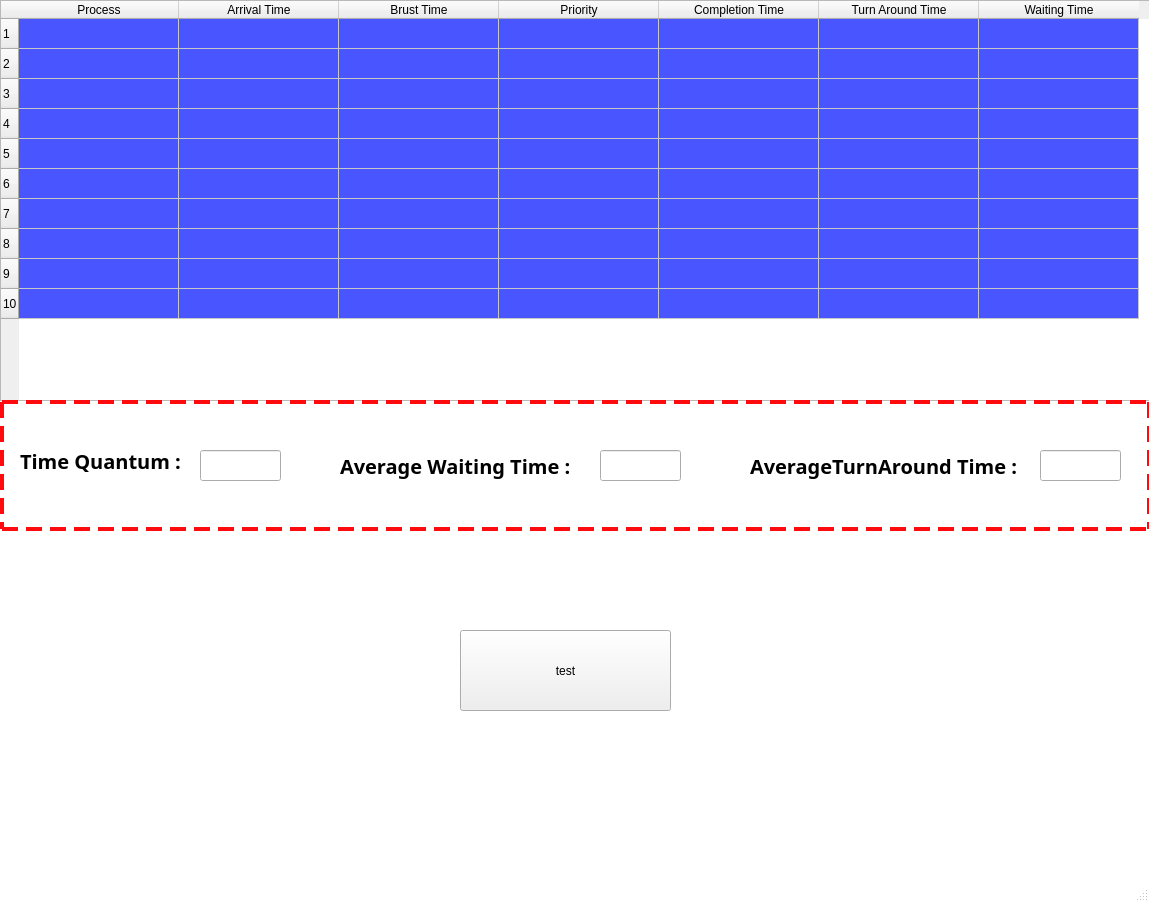
Old version of the form simulatorWindow.ui in the repository Process-Scheduling-Algorithm-Simulator/Simulator.
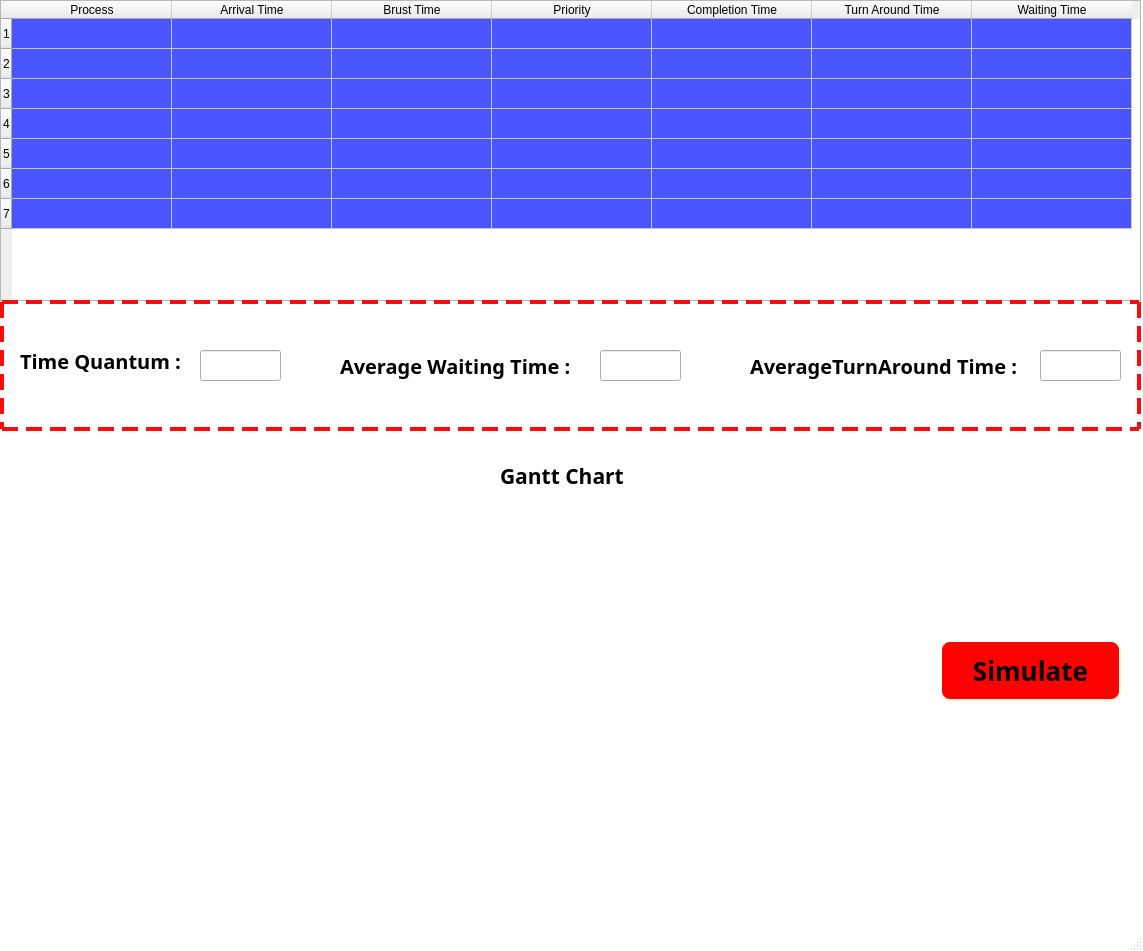
New version of the form.

What changed in the file:
```diff
--- a/simulatorWindow.ui
+++ b/simulatorWindow.ui
@@ -6,8 +6,8 @@
    <rect>
     <x>0</x>
     <y>0</y>
-    <width>1149</width>
-    <height>902</height>
+    <width>1143</width>
+    <height>951</height>
    </rect>
   </property>
   <property name="windowTitle">
@@ -28,8 +28,8 @@
      <rect>
       <x>0</x>
       <y>0</y>
-      <width>1251</width>
-      <height>401</height>
+      <width>1141</width>
+      <height>301</height>
      </rect>
     </property>
     <property name="font">
@@ -58,7 +58,7 @@
      <bool>true</bool>
     </property>
     <property name="rowCount">
-     <number>10</number>
+     <number>7</number>
     </property>
     <attribute name="horizontalHeaderDefaultSectionSize">
      <number>160</number>
@@ -73,9 +73,6 @@
     <row/>
     <row/>
     <row/>
-    <row/>
-    <row/>
-    <row/>
     <column>
      <property name="text">
       <string>Process</string>
@@ -115,22 +112,49 @@
    <widget class="QPushButton" name="test">
     <property name="geometry">
      <rect>
-      <x>460</x>
-      <y>630</y>
-      <width>211</width>
-      <height>81</height>
+      <x>940</x>
+      <y>640</y>
+      <width>181</width>
+      <height>61</height>
      </rect>
     </property>
+    <property name="font">
+     <font>
+      <family>Tekton Pro</family>
+      <pointsize>-1</pointsize>
+      <weight>75</weight>
+      <italic>false</italic>
+      <bold>true</bold>
+     </font>
+    </property>
+    <property name="styleSheet">
+     <string notr="true">QPushButton
+{
+    background-color: red;
+    border-style: outset;
+    border-width: 2px;
+    border-radius: 10px;
+    border-color: beige;
+    font: bold 26px;
+    min-width: 5em;
+    padding: 1px;
+}
+
+QPushButton:pressed {
+    background-color: rgb(224, 0, 0);
+    border-style: inset;
+}</string>
+    </property>
     <property name="text">
-     <string>test</string>
+     <string>Simulate</string>
     </property>
    </widget>
    <widget class="QFrame" name="frame">
     <property name="geometry">
      <rect>
       <x>0</x>
-      <y>400</y>
-      <width>1151</width>
+      <y>300</y>
+      <width>1141</width>
       <height>131</height>
      </rect>
     </property>
@@ -320,6 +344,27 @@
      </property>
     </widget>
    </widget>
+   <widget class="QLabel" name="label_4">
+    <property name="geometry">
+     <rect>
+      <x>500</x>
+      <y>450</y>
+      <width>231</width>
+      <height>51</height>
+     </rect>
+    </property>
+    <property name="font">
+     <font>
+      <family>Rockwell Extra Bold</family>
+      <pointsize>16</pointsize>
+      <weight>75</weight>
+      <bold>true</bold>
+     </font>
+    </property>
+    <property name="text">
+     <string>Gantt Chart </string>
+    </property>
+   </widget>
   </widget>
   <widget class="QStatusBar" name="statusbar"/>
  </widget>
```
